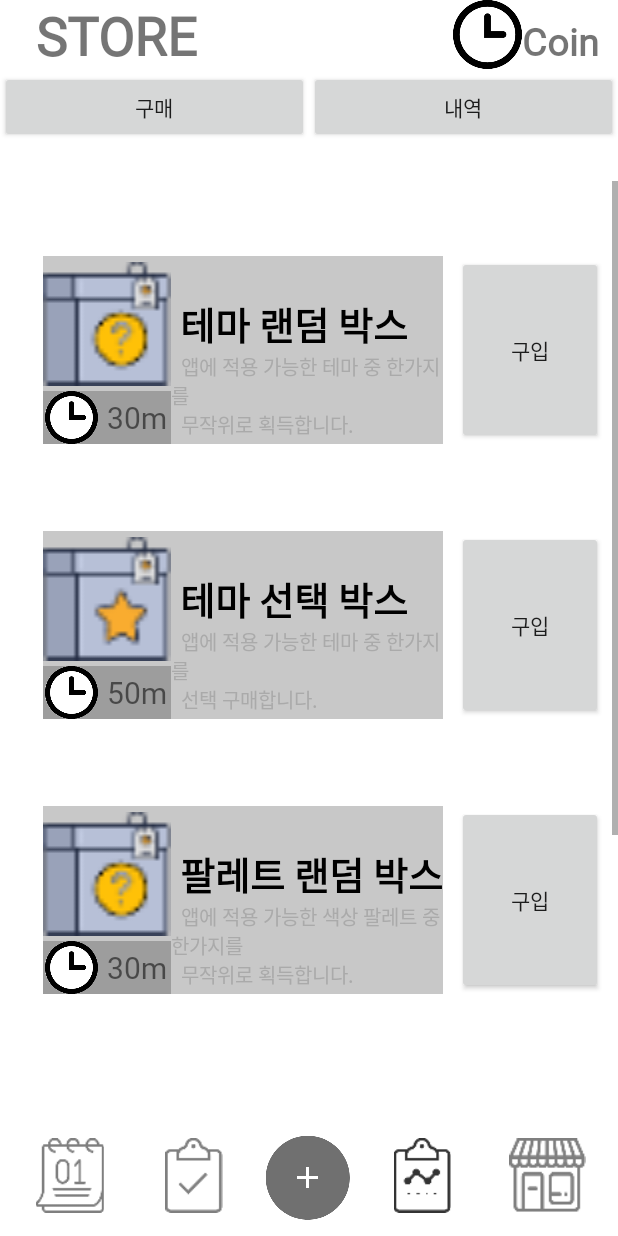
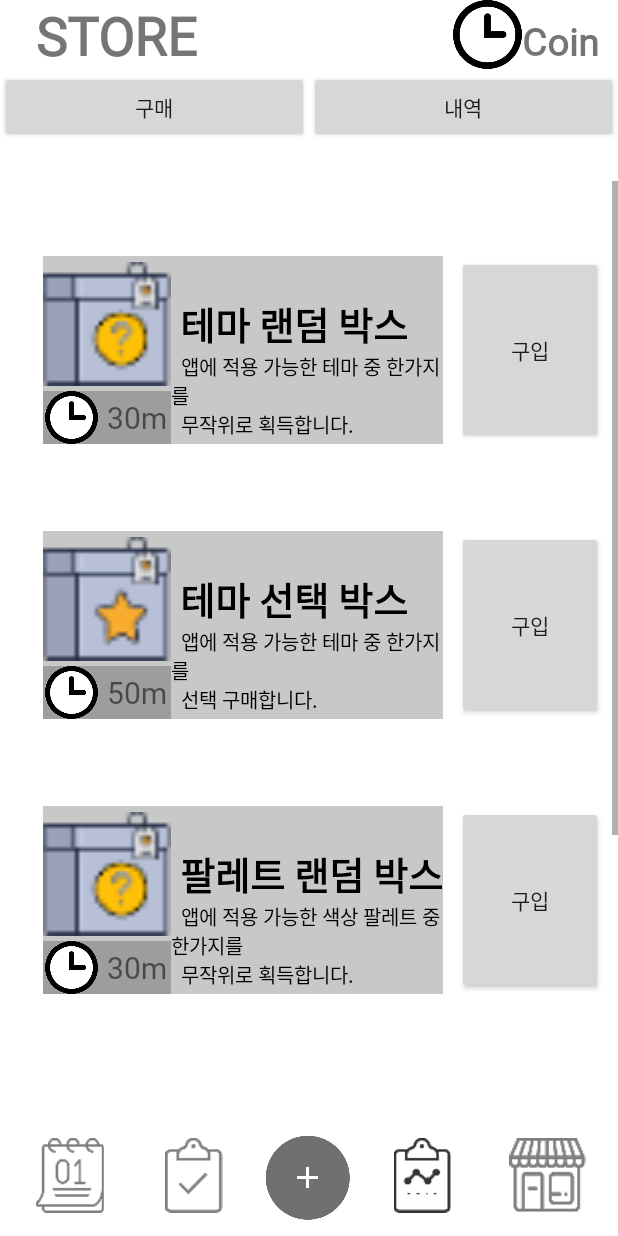
Before and after one commit to Yg323/swp1sec, an Android app: the fragment Purchase placed in its activity, on a phone screen of 412 x 824 dp. Run offline under Robolectric (Android 15) with nearby library versions, the light colour scheme and no system bars.

Commit message:
<변경사항> -상점 글씨 색상 변경

```diff
--- a/app/src/main/res/layout/p_item1.xml
+++ b/app/src/main/res/layout/p_item1.xml
@@ -91,7 +91,7 @@
             android:layout_gravity="left"
             android:includeFontPadding="false"
             android:text="content"
-            android:textColor="@android:color/darker_gray"
+            android:textColor="@android:color/black"
             android:textSize="13sp"
             android:fontFamily="@font/nanumsquare_acr"/>
     </LinearLayout>
```
